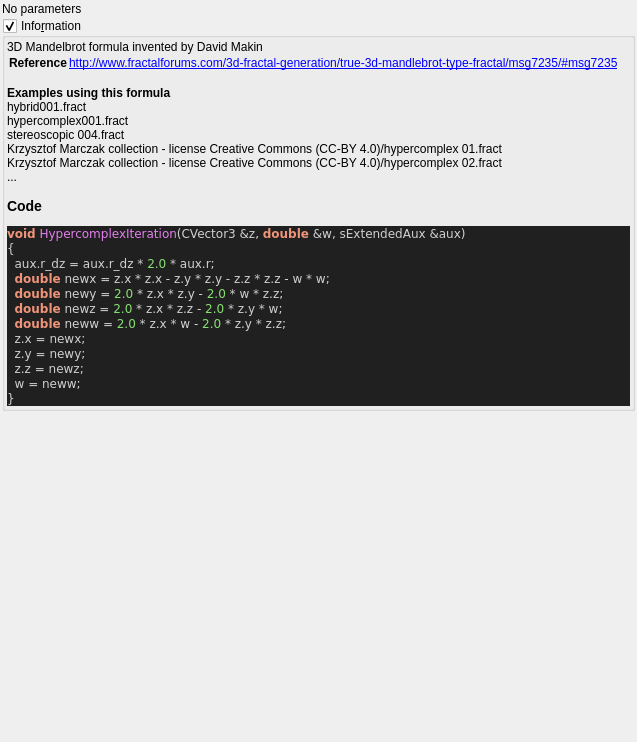
First picture: the form in mandelbulber2/formula/ui/fractal_hypercomplex.ui, repository buddhi1980/mandelbulber2, before the edit.
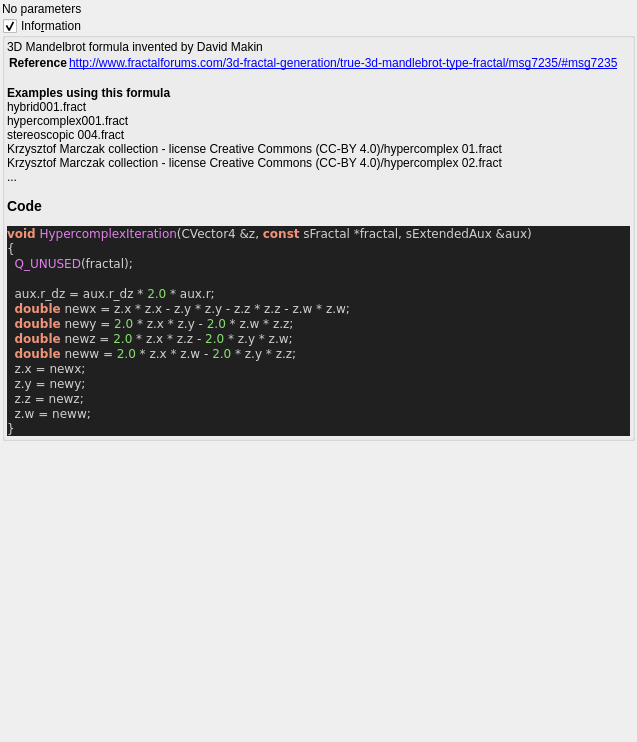
Second picture: the form after the edit. Custom widgets are drawn as their Qt base class.

```diff
--- a/mandelbulber2/formula/ui/fractal_hypercomplex.ui
+++ b/mandelbulber2/formula/ui/fractal_hypercomplex.ui
@@ -72,17 +72,19 @@
 &lt;/table&gt;
 &lt;br&gt;&lt;b&gt;Examples using this formula&lt;/b&gt;&lt;br&gt;hybrid001.fract&lt;br&gt;hypercomplex001.fract&lt;br&gt;stereoscopic 004.fract&lt;br&gt;Krzysztof Marczak collection - license Creative Commons (CC-BY 4.0)/hypercomplex 01.fract&lt;br&gt;Krzysztof Marczak collection - license Creative Commons (CC-BY 4.0)/hypercomplex 02.fract&lt;br&gt;...&lt;h3&gt;Code&lt;/h3&gt;
 &lt;body style=&quot;background-color:#202020&quot;&gt;
-&lt;pre style=&quot;color:#d0d0d0; background-color:#202020;  font-family:'Courier New',monospace;&quot;&gt;&lt;span style=&quot;color:#f09479; font-weight:bold&quot;&gt;void&lt;/span&gt; &lt;span style=&quot;color:#e47eed&quot;&gt;HypercomplexIteration&lt;/span&gt;&lt;span style=&quot;color:#d0d0d0&quot;&gt;(&lt;/span&gt;CVector3 &lt;span style=&quot;color:#d0d0d0&quot;&gt;&amp;amp;&lt;/span&gt;z&lt;span style=&quot;color:#d0d0d0&quot;&gt;,&lt;/span&gt; &lt;span style=&quot;color:#f09479; font-weight:bold&quot;&gt;double&lt;/span&gt; &lt;span style=&quot;color:#d0d0d0&quot;&gt;&amp;amp;&lt;/span&gt;w&lt;span style=&quot;color:#d0d0d0&quot;&gt;,&lt;/span&gt; sExtendedAux &lt;span style=&quot;color:#d0d0d0&quot;&gt;&amp;amp;&lt;/span&gt;aux&lt;span style=&quot;color:#d0d0d0&quot;&gt;)&lt;/span&gt;
+&lt;pre style=&quot;color:#d0d0d0; background-color:#202020;  font-family:'Courier New',monospace;&quot;&gt;&lt;span style=&quot;color:#f09479; font-weight:bold&quot;&gt;void&lt;/span&gt; &lt;span style=&quot;color:#e47eed&quot;&gt;HypercomplexIteration&lt;/span&gt;&lt;span style=&quot;color:#d0d0d0&quot;&gt;(&lt;/span&gt;CVector4 &lt;span style=&quot;color:#d0d0d0&quot;&gt;&amp;amp;&lt;/span&gt;z&lt;span style=&quot;color:#d0d0d0&quot;&gt;,&lt;/span&gt; &lt;span style=&quot;color:#f09479; font-weight:bold&quot;&gt;const&lt;/span&gt; sFractal &lt;span style=&quot;color:#d0d0d0&quot;&gt;*&lt;/span&gt;fractal&lt;span style=&quot;color:#d0d0d0&quot;&gt;,&lt;/span&gt; sExtendedAux &lt;span style=&quot;color:#d0d0d0&quot;&gt;&amp;amp;&lt;/span&gt;aux&lt;span style=&quot;color:#d0d0d0&quot;&gt;)&lt;/span&gt;
 &lt;span style=&quot;color:#d0d0d0&quot;&gt;{&lt;/span&gt;
+  &lt;span style=&quot;color:#e47eed&quot;&gt;Q_UNUSED&lt;/span&gt;&lt;span style=&quot;color:#d0d0d0&quot;&gt;(&lt;/span&gt;fractal&lt;span style=&quot;color:#d0d0d0&quot;&gt;);&lt;/span&gt;
+
   aux&lt;span style=&quot;color:#d0d0d0&quot;&gt;.&lt;/span&gt;r_dz &lt;span style=&quot;color:#d0d0d0&quot;&gt;=&lt;/span&gt; aux&lt;span style=&quot;color:#d0d0d0&quot;&gt;.&lt;/span&gt;r_dz &lt;span style=&quot;color:#d0d0d0&quot;&gt;*&lt;/span&gt; &lt;span style=&quot;color:#87df71&quot;&gt;2.0&lt;/span&gt; &lt;span style=&quot;color:#d0d0d0&quot;&gt;*&lt;/span&gt; aux&lt;span style=&quot;color:#d0d0d0&quot;&gt;.&lt;/span&gt;r&lt;span style=&quot;color:#d0d0d0&quot;&gt;;&lt;/span&gt;
-  &lt;span style=&quot;color:#f09479; font-weight:bold&quot;&gt;double&lt;/span&gt; newx &lt;span style=&quot;color:#d0d0d0&quot;&gt;=&lt;/span&gt; z&lt;span style=&quot;color:#d0d0d0&quot;&gt;.&lt;/span&gt;x &lt;span style=&quot;color:#d0d0d0&quot;&gt;*&lt;/span&gt; z&lt;span style=&quot;color:#d0d0d0&quot;&gt;.&lt;/span&gt;x &lt;span style=&quot;color:#d0d0d0&quot;&gt;-&lt;/span&gt; z&lt;span style=&quot;color:#d0d0d0&quot;&gt;.&lt;/span&gt;y &lt;span style=&quot;color:#d0d0d0&quot;&gt;*&lt;/span&gt; z&lt;span style=&quot;color:#d0d0d0&quot;&gt;.&lt;/span&gt;y &lt;span style=&quot;color:#d0d0d0&quot;&gt;-&lt;/span&gt; z&lt;span style=&quot;color:#d0d0d0&quot;&gt;.&lt;/span&gt;z &lt;span style=&quot;color:#d0d0d0&quot;&gt;*&lt;/span&gt; z&lt;span style=&quot;color:#d0d0d0&quot;&gt;.&lt;/span&gt;z &lt;span style=&quot;color:#d0d0d0&quot;&gt;-&lt;/span&gt; w &lt;span style=&quot;color:#d0d0d0&quot;&gt;*&lt;/span&gt; w&lt;span style=&quot;color:#d0d0d0&quot;&gt;;&lt;/span&gt;
-  &lt;span style=&quot;color:#f09479; font-weight:bold&quot;&gt;double&lt;/span&gt; newy &lt;span style=&quot;color:#d0d0d0&quot;&gt;=&lt;/span&gt; &lt;span style=&quot;color:#87df71&quot;&gt;2.0&lt;/span&gt; &lt;span style=&quot;color:#d0d0d0&quot;&gt;*&lt;/span&gt; z&lt;span style=&quot;color:#d0d0d0&quot;&gt;.&lt;/span&gt;x &lt;span style=&quot;color:#d0d0d0&quot;&gt;*&lt;/span&gt; z&lt;span style=&quot;color:#d0d0d0&quot;&gt;.&lt;/span&gt;y &lt;span style=&quot;color:#d0d0d0&quot;&gt;-&lt;/span&gt; &lt;span style=&quot;color:#87df71&quot;&gt;2.0&lt;/span&gt; &lt;span style=&quot;color:#d0d0d0&quot;&gt;*&lt;/span&gt; w &lt;span style=&quot;color:#d0d0d0&quot;&gt;*&lt;/span&gt; z&lt;span style=&quot;color:#d0d0d0&quot;&gt;.&lt;/span&gt;z&lt;span style=&quot;color:#d0d0d0&quot;&gt;;&lt;/span&gt;
-  &lt;span style=&quot;color:#f09479; font-weight:bold&quot;&gt;double&lt;/span&gt; newz &lt;span style=&quot;color:#d0d0d0&quot;&gt;=&lt;/span&gt; &lt;span style=&quot;color:#87df71&quot;&gt;2.0&lt;/span&gt; &lt;span style=&quot;color:#d0d0d0&quot;&gt;*&lt;/span&gt; z&lt;span style=&quot;color:#d0d0d0&quot;&gt;.&lt;/span&gt;x &lt;span style=&quot;color:#d0d0d0&quot;&gt;*&lt;/span&gt; z&lt;span style=&quot;color:#d0d0d0&quot;&gt;.&lt;/span&gt;z &lt;span style=&quot;color:#d0d0d0&quot;&gt;-&lt;/span&gt; &lt;span style=&quot;color:#87df71&quot;&gt;2.0&lt;/span&gt; &lt;span style=&quot;color:#d0d0d0&quot;&gt;*&lt;/span&gt; z&lt;span style=&quot;color:#d0d0d0&quot;&gt;.&lt;/span&gt;y &lt;span style=&quot;color:#d0d0d0&quot;&gt;*&lt;/span&gt; w&lt;span style=&quot;color:#d0d0d0&quot;&gt;;&lt;/span&gt;
-  &lt;span style=&quot;color:#f09479; font-weight:bold&quot;&gt;double&lt;/span&gt; neww &lt;span style=&quot;color:#d0d0d0&quot;&gt;=&lt;/span&gt; &lt;span style=&quot;color:#87df71&quot;&gt;2.0&lt;/span&gt; &lt;span style=&quot;color:#d0d0d0&quot;&gt;*&lt;/span&gt; z&lt;span style=&quot;color:#d0d0d0&quot;&gt;.&lt;/span&gt;x &lt;span style=&quot;color:#d0d0d0&quot;&gt;*&lt;/span&gt; w &lt;span style=&quot;color:#d0d0d0&quot;&gt;-&lt;/span&gt; &lt;span style=&quot;color:#87df71&quot;&gt;2.0&lt;/span&gt; &lt;span style=&quot;color:#d0d0d0&quot;&gt;*&lt;/span&gt; z&lt;span style=&quot;color:#d0d0d0&quot;&gt;.&lt;/span&gt;y &lt;span style=&quot;color:#d0d0d0&quot;&gt;*&lt;/span&gt; z&lt;span style=&quot;color:#d0d0d0&quot;&gt;.&lt;/span&gt;z&lt;span style=&quot;color:#d0d0d0&quot;&gt;;&lt;/span&gt;
+  &lt;span style=&quot;color:#f09479; font-weight:bold&quot;&gt;double&lt;/span&gt; newx &lt;span style=&quot;color:#d0d0d0&quot;&gt;=&lt;/span&gt; z&lt;span style=&quot;color:#d0d0d0&quot;&gt;.&lt;/span&gt;x &lt;span style=&quot;color:#d0d0d0&quot;&gt;*&lt;/span&gt; z&lt;span style=&quot;color:#d0d0d0&quot;&gt;.&lt;/span&gt;x &lt;span style=&quot;color:#d0d0d0&quot;&gt;-&lt;/span&gt; z&lt;span style=&quot;color:#d0d0d0&quot;&gt;.&lt;/span&gt;y &lt;span style=&quot;color:#d0d0d0&quot;&gt;*&lt;/span&gt; z&lt;span style=&quot;color:#d0d0d0&quot;&gt;.&lt;/span&gt;y &lt;span style=&quot;color:#d0d0d0&quot;&gt;-&lt;/span&gt; z&lt;span style=&quot;color:#d0d0d0&quot;&gt;.&lt;/span&gt;z &lt;span style=&quot;color:#d0d0d0&quot;&gt;*&lt;/span&gt; z&lt;span style=&quot;color:#d0d0d0&quot;&gt;.&lt;/span&gt;z &lt;span style=&quot;color:#d0d0d0&quot;&gt;-&lt;/span&gt; z&lt;span style=&quot;color:#d0d0d0&quot;&gt;.&lt;/span&gt;w &lt;span style=&quot;color:#d0d0d0&quot;&gt;*&lt;/span&gt; z&lt;span style=&quot;color:#d0d0d0&quot;&gt;.&lt;/span&gt;w&lt;span style=&quot;color:#d0d0d0&quot;&gt;;&lt;/span&gt;
+  &lt;span style=&quot;color:#f09479; font-weight:bold&quot;&gt;double&lt;/span&gt; newy &lt;span style=&quot;color:#d0d0d0&quot;&gt;=&lt;/span&gt; &lt;span style=&quot;color:#87df71&quot;&gt;2.0&lt;/span&gt; &lt;span style=&quot;color:#d0d0d0&quot;&gt;*&lt;/span&gt; z&lt;span style=&quot;color:#d0d0d0&quot;&gt;.&lt;/span&gt;x &lt;span style=&quot;color:#d0d0d0&quot;&gt;*&lt;/span&gt; z&lt;span style=&quot;color:#d0d0d0&quot;&gt;.&lt;/span&gt;y &lt;span style=&quot;color:#d0d0d0&quot;&gt;-&lt;/span&gt; &lt;span style=&quot;color:#87df71&quot;&gt;2.0&lt;/span&gt; &lt;span style=&quot;color:#d0d0d0&quot;&gt;*&lt;/span&gt; z&lt;span style=&quot;color:#d0d0d0&quot;&gt;.&lt;/span&gt;w &lt;span style=&quot;color:#d0d0d0&quot;&gt;*&lt;/span&gt; z&lt;span style=&quot;color:#d0d0d0&quot;&gt;.&lt;/span&gt;z&lt;span style=&quot;color:#d0d0d0&quot;&gt;;&lt;/span&gt;
+  &lt;span style=&quot;color:#f09479; font-weight:bold&quot;&gt;double&lt;/span&gt; newz &lt;span style=&quot;color:#d0d0d0&quot;&gt;=&lt;/span&gt; &lt;span style=&quot;color:#87df71&quot;&gt;2.0&lt;/span&gt; &lt;span style=&quot;color:#d0d0d0&quot;&gt;*&lt;/span&gt; z&lt;span style=&quot;color:#d0d0d0&quot;&gt;.&lt;/span&gt;x &lt;span style=&quot;color:#d0d0d0&quot;&gt;*&lt;/span&gt; z&lt;span style=&quot;color:#d0d0d0&quot;&gt;.&lt;/span&gt;z &lt;span style=&quot;color:#d0d0d0&quot;&gt;-&lt;/span&gt; &lt;span style=&quot;color:#87df71&quot;&gt;2.0&lt;/span&gt; &lt;span style=&quot;color:#d0d0d0&quot;&gt;*&lt;/span&gt; z&lt;span style=&quot;color:#d0d0d0&quot;&gt;.&lt;/span&gt;y &lt;span style=&quot;color:#d0d0d0&quot;&gt;*&lt;/span&gt; z&lt;span style=&quot;color:#d0d0d0&quot;&gt;.&lt;/span&gt;w&lt;span style=&quot;color:#d0d0d0&quot;&gt;;&lt;/span&gt;
+  &lt;span style=&quot;color:#f09479; font-weight:bold&quot;&gt;double&lt;/span&gt; neww &lt;span style=&quot;color:#d0d0d0&quot;&gt;=&lt;/span&gt; &lt;span style=&quot;color:#87df71&quot;&gt;2.0&lt;/span&gt; &lt;span style=&quot;color:#d0d0d0&quot;&gt;*&lt;/span&gt; z&lt;span style=&quot;color:#d0d0d0&quot;&gt;.&lt;/span&gt;x &lt;span style=&quot;color:#d0d0d0&quot;&gt;*&lt;/span&gt; z&lt;span style=&quot;color:#d0d0d0&quot;&gt;.&lt;/span&gt;w &lt;span style=&quot;color:#d0d0d0&quot;&gt;-&lt;/span&gt; &lt;span style=&quot;color:#87df71&quot;&gt;2.0&lt;/span&gt; &lt;span style=&quot;color:#d0d0d0&quot;&gt;*&lt;/span&gt; z&lt;span style=&quot;color:#d0d0d0&quot;&gt;.&lt;/span&gt;y &lt;span style=&quot;color:#d0d0d0&quot;&gt;*&lt;/span&gt; z&lt;span style=&quot;color:#d0d0d0&quot;&gt;.&lt;/span&gt;z&lt;span style=&quot;color:#d0d0d0&quot;&gt;;&lt;/span&gt;
   z&lt;span style=&quot;color:#d0d0d0&quot;&gt;.&lt;/span&gt;x &lt;span style=&quot;color:#d0d0d0&quot;&gt;=&lt;/span&gt; newx&lt;span style=&quot;color:#d0d0d0&quot;&gt;;&lt;/span&gt;
   z&lt;span style=&quot;color:#d0d0d0&quot;&gt;.&lt;/span&gt;y &lt;span style=&quot;color:#d0d0d0&quot;&gt;=&lt;/span&gt; newy&lt;span style=&quot;color:#d0d0d0&quot;&gt;;&lt;/span&gt;
   z&lt;span style=&quot;color:#d0d0d0&quot;&gt;.&lt;/span&gt;z &lt;span style=&quot;color:#d0d0d0&quot;&gt;=&lt;/span&gt; newz&lt;span style=&quot;color:#d0d0d0&quot;&gt;;&lt;/span&gt;
-  w &lt;span style=&quot;color:#d0d0d0&quot;&gt;=&lt;/span&gt; neww&lt;span style=&quot;color:#d0d0d0&quot;&gt;;&lt;/span&gt;
+  z&lt;span style=&quot;color:#d0d0d0&quot;&gt;.&lt;/span&gt;w &lt;span style=&quot;color:#d0d0d0&quot;&gt;=&lt;/span&gt; neww&lt;span style=&quot;color:#d0d0d0&quot;&gt;;&lt;/span&gt;
 &lt;span style=&quot;color:#d0d0d0&quot;&gt;}&lt;/span&gt;
 &lt;/pre&gt;
 &lt;/body&gt;</string>
```
